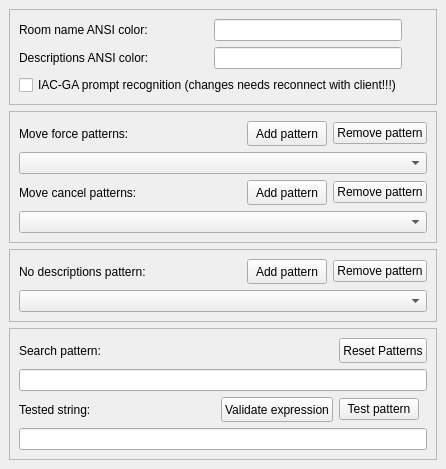
Before: the Qt Designer form src/preferences/parserpage.ui in MUME/MMapper, drawn with Qt 5.
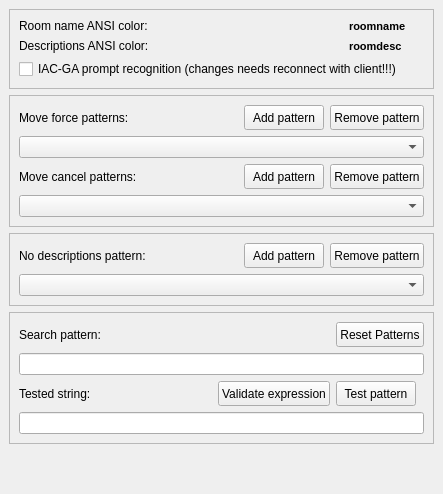
After: the same form once the commit is applied. Custom widgets are drawn as their Qt base class.

```diff
--- a/src/preferences/parserpage.ui
+++ b/src/preferences/parserpage.ui
@@ -8,8 +8,8 @@
    <rect>
     <x>0</x>
     <y>0</y>
-    <width>446</width>
-    <height>466</height>
+    <width>443</width>
+    <height>494</height>
    </rect>
   </property>
   <property name="sizePolicy" >
@@ -45,37 +45,6 @@
       <property name="spacing" >
        <number>6</number>
       </property>
-      <item row="1" column="1" >
-       <widget class="QLineEdit" name="roomDescAnsiColor" >
-        <property name="sizePolicy" >
-         <sizepolicy>
-          <hsizetype>5</hsizetype>
-          <vsizetype>0</vsizetype>
-          <horstretch>0</horstretch>
-          <verstretch>0</verstretch>
-         </sizepolicy>
-        </property>
-       </widget>
-      </item>
-      <item row="0" column="1" >
-       <widget class="QLineEdit" name="roomNameAnsiColor" >
-        <property name="sizePolicy" >
-         <sizepolicy>
-          <hsizetype>5</hsizetype>
-          <vsizetype>0</vsizetype>
-          <horstretch>0</horstretch>
-          <verstretch>0</verstretch>
-         </sizepolicy>
-        </property>
-       </widget>
-      </item>
-      <item row="0" column="0" >
-       <widget class="QLabel" name="textLabel1_3" >
-        <property name="text" >
-         <string>Room name ANSI color:</string>
-        </property>
-       </widget>
-      </item>
       <item row="1" column="0" >
        <widget class="QLabel" name="textLabel1_7" >
         <property name="text" >
@@ -83,25 +52,89 @@
         </property>
        </widget>
       </item>
-      <item row="2" column="0" colspan="2" >
+      <item row="0" column="0" >
+       <widget class="QLabel" name="textLabel1_3" >
+        <property name="text" >
+         <string>Room name ANSI color:</string>
+        </property>
+       </widget>
+      </item>
+      <item row="0" column="2" >
+       <widget class="QLabel" name="labelRoomColor" >
+        <property name="sizePolicy" >
+         <sizepolicy>
+          <hsizetype>4</hsizetype>
+          <vsizetype>5</vsizetype>
+          <horstretch>0</horstretch>
+          <verstretch>0</verstretch>
+         </sizepolicy>
+        </property>
+        <property name="minimumSize" >
+         <size>
+          <width>75</width>
+          <height>0</height>
+         </size>
+        </property>
+        <property name="font" >
+         <font>
+          <family>MS Shell Dlg</family>
+          <pointsize>8</pointsize>
+          <weight>75</weight>
+          <italic>false</italic>
+          <bold>true</bold>
+          <underline>false</underline>
+          <strikeout>false</strikeout>
+         </font>
+        </property>
+        <property name="text" >
+         <string>roomname</string>
+        </property>
+       </widget>
+      </item>
+      <item row="1" column="2" >
+       <widget class="QLabel" name="labelRoomDesc" >
+        <property name="sizePolicy" >
+         <sizepolicy>
+          <hsizetype>4</hsizetype>
+          <vsizetype>5</vsizetype>
+          <horstretch>0</horstretch>
+          <verstretch>0</verstretch>
+         </sizepolicy>
+        </property>
+        <property name="minimumSize" >
+         <size>
+          <width>75</width>
+          <height>0</height>
+         </size>
+        </property>
+        <property name="font" >
+         <font>
+          <family>MS Shell Dlg</family>
+          <pointsize>8</pointsize>
+          <weight>75</weight>
+          <italic>false</italic>
+          <bold>true</bold>
+          <underline>false</underline>
+          <strikeout>false</strikeout>
+         </font>
+        </property>
+        <property name="text" >
+         <string>roomdesc</string>
+        </property>
+       </widget>
+      </item>
+      <item row="2" column="0" colspan="3" >
        <widget class="QCheckBox" name="IACPromptCheckBox" >
         <property name="text" >
          <string>IAC-GA prompt recognition (changes needs reconnect with client!!!)</string>
         </property>
        </widget>
       </item>
-      <item row="0" column="2" >
-       <spacer>
-        <property name="orientation" >
-         <enum>Qt::Horizontal</enum>
-        </property>
-        <property name="sizeHint" >
-         <size>
-          <width>40</width>
-          <height>20</height>
-         </size>
-        </property>
-       </spacer>
+      <item row="0" column="1" >
+       <widget class="AnsiCombo" name="roomNameAnsiColor" />
+      </item>
+      <item row="1" column="1" >
+       <widget class="AnsiCombo" name="roomDescAnsiColor" />
       </item>
      </layout>
     </widget>
@@ -149,6 +182,12 @@
           <verstretch>0</verstretch>
          </sizepolicy>
         </property>
+        <property name="minimumSize" >
+         <size>
+          <width>0</width>
+          <height>25</height>
+         </size>
+        </property>
         <property name="text" >
          <string>Remove pattern</string>
         </property>
@@ -206,6 +245,12 @@
           <verstretch>0</verstretch>
          </sizepolicy>
         </property>
+        <property name="minimumSize" >
+         <size>
+          <width>0</width>
+          <height>25</height>
+         </size>
+        </property>
         <property name="text" >
          <string>Remove pattern</string>
         </property>
@@ -316,6 +361,12 @@
           <verstretch>0</verstretch>
          </sizepolicy>
         </property>
+        <property name="minimumSize" >
+         <size>
+          <width>0</width>
+          <height>25</height>
+         </size>
+        </property>
         <property name="text" >
          <string>Remove pattern</string>
         </property>
@@ -359,6 +410,12 @@
           <verstretch>0</verstretch>
          </sizepolicy>
         </property>
+        <property name="minimumSize" >
+         <size>
+          <width>0</width>
+          <height>25</height>
+         </size>
+        </property>
         <property name="text" >
          <string>Test pattern</string>
         </property>
@@ -454,8 +511,8 @@
      </property>
      <property name="sizeHint" >
       <size>
-       <width>20</width>
-       <height>40</height>
+       <width>341</width>
+       <height>25</height>
       </size>
      </property>
     </spacer>
@@ -464,6 +521,34 @@
  </widget>
  <layoutdefault spacing="6" margin="11" />
  <pixmapfunction>qPixmapFromMimeSource</pixmapfunction>
+ <customwidgets>
+  <customwidget>
+   <class>AnsiCombo</class>
+   <extends>QWidget</extends>
+   <header>ansicombo.h</header>
+   <container>1</container>
+   <pixmap></pixmap>
+  </customwidget>
+ </customwidgets>
+ <tabstops>
+  <tabstop>roomNameAnsiColor</tabstop>
+  <tabstop>roomDescAnsiColor</tabstop>
+  <tabstop>IACPromptCheckBox</tabstop>
+  <tabstop>cancelPatternsList</tabstop>
+  <tabstop>removeCancelPattern</tabstop>
+  <tabstop>addCancelPattern</tabstop>
+  <tabstop>forcePatternsList</tabstop>
+  <tabstop>removeForcePattern</tabstop>
+  <tabstop>addForcePattern</tabstop>
+  <tabstop>endDescPatternsList</tabstop>
+  <tabstop>addEndDescPattern</tabstop>
+  <tabstop>removeEndDescPattern</tabstop>
+  <tabstop>testPattern</tabstop>
+  <tabstop>validPattern</tabstop>
+  <tabstop>newPattern</tabstop>
+  <tabstop>testString</tabstop>
+  <tabstop>resetPatterns</tabstop>
+ </tabstops>
  <resources/>
  <connections/>
 </ui>
```
